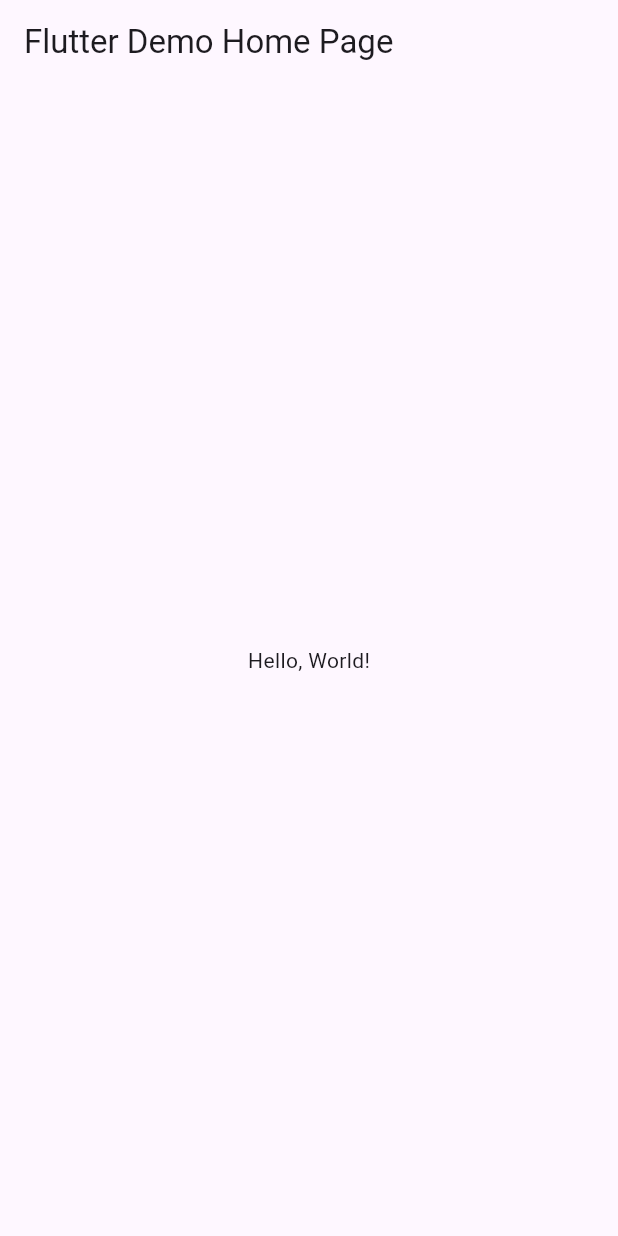
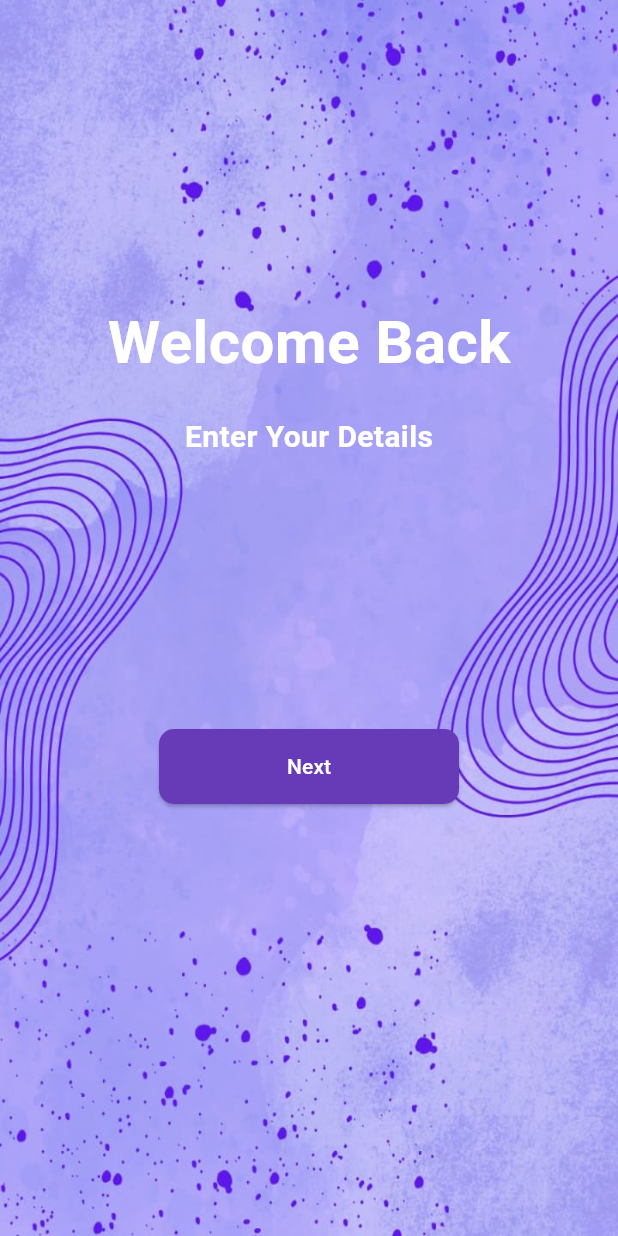
Before and after one commit to Tarannummm/flutter-project, a Flutter app: the screen it shows after launch, on a phone screen of 412 x 824 dp. Run offline on Flutter 3.47's test engine with Material 3 defaults, Android fonts, the phone set to English and light mode, and no system bars; missing offline and left inert: dart:js.

Commit message:
welcome_page_,sign_in,sign_up

```diff
--- a/lib/main.dart
+++ b/lib/main.dart
@@ -1,43 +1,78 @@
 import 'package:flutter/material.dart';
+import 'package:helloworld/pages/welcomepage.dart';
 
-void main() => runApp(MyApp());
+void main() {
+  runApp(MyApp()); //first class object as parameter
+}
 
 class MyApp extends StatelessWidget {
   const MyApp({super.key});
-  // This widget is the root of your application.
+
   @override
   Widget build(BuildContext context) {
     return MaterialApp(
-      // Application name
-      title: 'Flutter Hello World',
-      // Application theme data, you can set the colors for the application as
-      // you want
-      theme: ThemeData(
-        // useMaterial3: false,
-        primarySwatch: Colors.blue,
-      ),
-      // A widget which will be started on application startup
-      home: MyHomePage(title: 'Flutter Demo Home Page'),
+      home: welcomepage(),
     );
   }
 }
 
-class MyHomePage extends StatelessWidget {
-  final String title;
-  const MyHomePage({super.key, required this.title});
+class Homepage extends StatelessWidget {
+  const Homepage({super.key});
 
   @override
   Widget build(BuildContext context) {
     return Scaffold(
-      appBar: AppBar(
-        // The title text which will be shown on the action bar
-        title: Text(title),
-      ),
-      body: Center(
-        child: Text(
-          'Hello, World!',
+        appBar: AppBar(
+          title: Text(
+            "Section G",
+            style: TextStyle(
+              color: Colors.white,
+              fontWeight: FontWeight.bold,
+              fontSize: 20,
+            ),
+          ),
+          backgroundColor: Colors.teal[300],
+          centerTitle: true,
+          leading: IconButton(
+            icon: Icon(
+              Icons.arrow_back_ios_new,
+              color: Colors.white,
+            ),
+            onPressed: () {
+              Navigator.pop(context);
+            },
+          ),
         ),
-      ),
-    );
+        // body: Center(
+        //   child: Column(
+        //     mainAxisAlignment: MainAxisAlignment.spaceAround,
+        //     crossAxisAlignment: CrossAxisAlignment.end,
+        //     children: [
+        //       Text("Flutter class"),
+        //       SizedBox(
+        //         height: 20,
+        //       ),
+        //       Container(
+        //         height: 200,
+        //         width: 200,
+        //         color: Color(0xff95d0ca),
+        //       ),
+        //       SizedBox(
+        //         height: 20,
+        //       ),
+        //       Container(
+        //         height: 200,
+        //         width: 200,
+        //         color: Color(0xff37827a),
+        //       ),
+        //     ],
+        //   ),
+        // ));
+        //
+        body: CircleAvatar(
+          radius: 200,
+          //child: Image.asset("images/images.png")),
+          backgroundImage: AssetImage("images/images.png"),
+        ));
   }
 }
--- /dev/null
+++ b/lib/pages/welcomepage.dart
@@ -0,0 +1,69 @@
+import 'dart:js';
+
+import 'package:flutter/material.dart';
+import 'package:helloworld/main.dart';
+import 'package:helloworld/pages/sign_in_page.dart';
+import 'package:helloworld/pages/signup.dart';
+
+class welcomepage extends StatelessWidget {
+  const welcomepage({Key? key}) : super(key: key);
+
+  @override
+  Widget build(BuildContext context) {
+    return Scaffold(
+      body: Stack(
+        children: [
+          Positioned.fill(
+              child: Image.asset(
+            "images/purple.png",
+            fit: BoxFit.fill,
+          )),
+          Center(
+            child: Column(
+              children: [
+                SizedBox(
+                  height: 200,
+                ),
+                Text(
+                  "Welcome Back",
+                  style: TextStyle(
+                    fontWeight: FontWeight.bold,
+                    color: Colors.white,
+                    fontSize: 40,
+                  ),
+                ),
+                SizedBox(
+                  height: 20,
+                ),
+                Text(
+                  "Enter Your Details",
+                  style: TextStyle(
+                      fontWeight: FontWeight.bold,
+                      color: Colors.white,
+                      fontSize: 20),
+                ),
+                SizedBox(
+                  height: 180,
+                ),
+                ElevatedButton(
+                  onPressed: () {
+                    Navigator.push(context,
+                        MaterialPageRoute(builder: (context) => SignUpPage()));
+                  },
+                  child: Text("Next"),
+                  style: ElevatedButton.styleFrom(
+                    backgroundColor: Colors.deepPurple,
+                    foregroundColor: Colors.white,
+                    minimumSize: Size(200, 50),
+                    shape: RoundedRectangleBorder(
+                        borderRadius: BorderRadius.circular(10)),
+                  ),
+                )
+              ],
+            ),
+          )
+        ],
+      ),
+    );
+  }
+}
--- a/pubspec.yaml
+++ b/pubspec.yaml
@@ -1,4 +1,4 @@
-name: flutter_
+name: helloworld
 description: A new Flutter project.
 publish_to: 'none'
 
@@ -18,7 +18,8 @@ dev_dependencies:
 
 flutter:
   uses-material-design: true
-  # assets:
+  assets:
+    - images/purple.png
   #  - images/a_dot_burr.jpeg
   #  - images/a_dot_ham.jpeg
   # fonts:
```
Also changed, not shown: lib/pages/sign_in_page.dart (added, +102 -0 lines), lib/pages/signup.dart (added, +132 -0 lines), images/images.png (added), images/purple.png (added).
